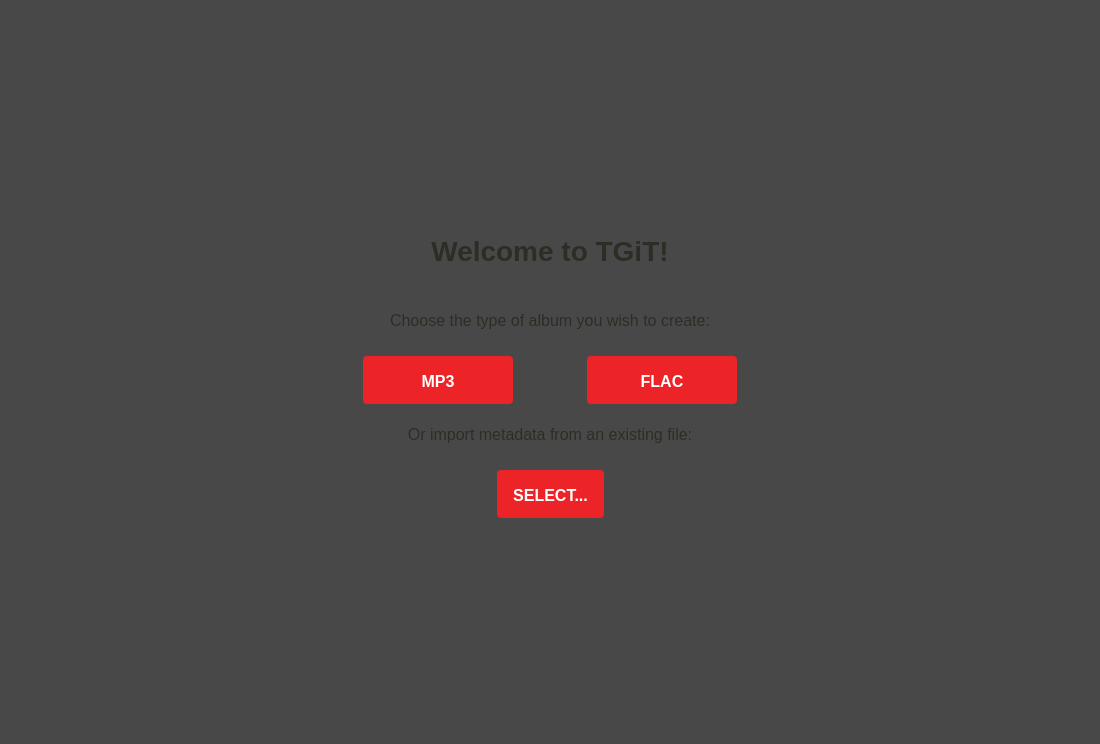
This is tgit/ui/welcome_screen.ui in Iconoclasteinc/tgit as Qt 5 draws it before an edit. The edited form follows.
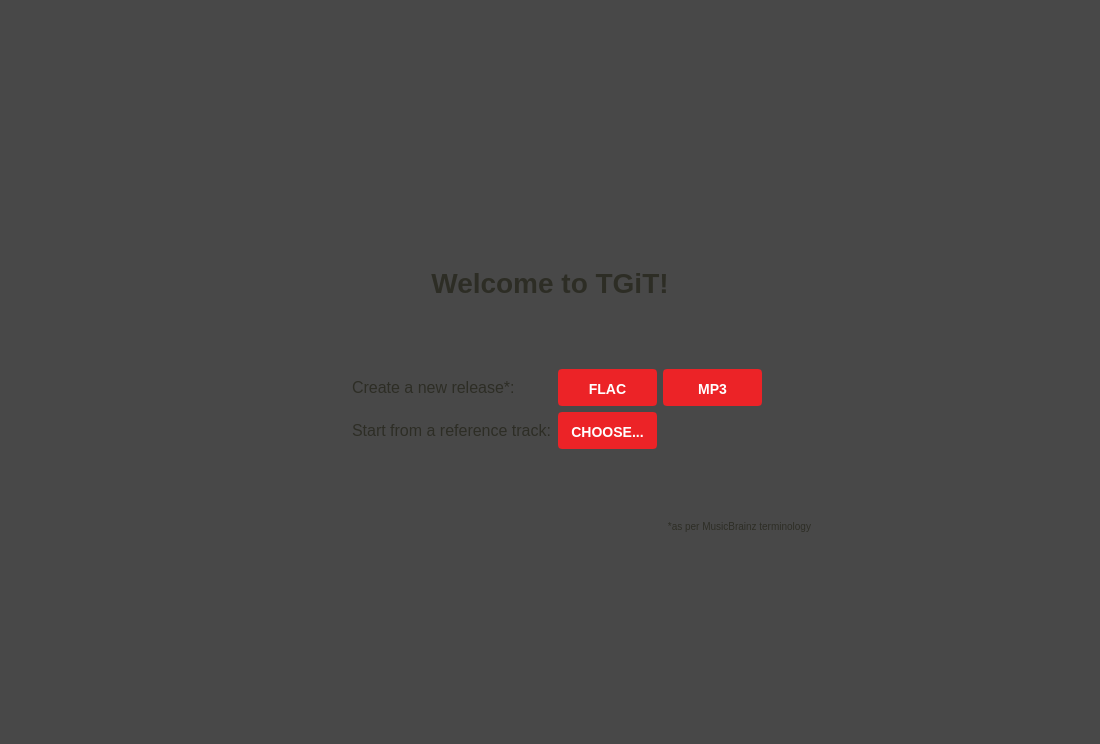
This is the edited form. Icons and pictures are not drawn.

Commit message: Adjusted the look and feel of the welcome screen.

```diff
--- a/tgit/ui/welcome_screen.ui
+++ b/tgit/ui/welcome_screen.ui
@@ -34,10 +34,11 @@
 	background-color: #EC2327;
 	border: 2px solid #EC2327;
 	border-radius: 4px;
-	font-size: 16px;
+	font-size: 14px;
 	font-weight: bold;
 	color: white;
-	padding: 14px 14px 11px 14px;
+	padding: 10px 10px 7px 10px;
+	width: 75px;
 }
 
 QPushButton:hover {
@@ -57,17 +58,43 @@
 </string>
   </property>
   <layout class="QHBoxLayout" name="horizontalLayout_5">
+   <property name="leftMargin">
+    <number>0</number>
+   </property>
+   <property name="topMargin">
+    <number>0</number>
+   </property>
+   <property name="rightMargin">
+    <number>0</number>
+   </property>
+   <property name="bottomMargin">
+    <number>0</number>
+   </property>
    <item>
     <widget class="QWidget" name="welcome_dialog" native="true">
      <layout class="QVBoxLayout" name="verticalLayout">
+      <property name="topMargin">
+       <number>9</number>
+      </property>
+      <item>
+       <spacer name="verticalSpacer_3">
+        <property name="orientation">
+         <enum>Qt::Vertical</enum>
+        </property>
+        <property name="sizeHint" stdset="0">
+         <size>
+          <width>20</width>
+          <height>40</height>
+         </size>
+        </property>
+       </spacer>
+      </item>
       <item>
        <widget class="QLabel" name="title">
         <property name="styleSheet">
          <string notr="true">QLabel {
 	font-size: 28px;
 	font-weight: bold;
-	margin-top: 25px;
-	margin-bottom: 40px;
 }</string>
         </property>
         <property name="text">
@@ -76,51 +103,86 @@
         <property name="alignment">
          <set>Qt::AlignCenter</set>
         </property>
-        <property name="title" stdset="0">
-         <string>h1</string>
-        </property>
        </widget>
       </item>
       <item>
-       <widget class="QLabel" name="message">
-        <property name="text">
-         <string>Choose the type of album you wish to create:</string>
+       <spacer name="verticalSpacer_2">
+        <property name="orientation">
+         <enum>Qt::Vertical</enum>
         </property>
-        <property name="alignment">
-         <set>Qt::AlignCenter</set>
+        <property name="sizeHint" stdset="0">
+         <size>
+          <width>20</width>
+          <height>40</height>
+         </size>
         </property>
-       </widget>
+       </spacer>
       </item>
       <item>
-       <widget class="QWidget" name="new_buttons_container" native="true">
-        <layout class="QHBoxLayout">
-         <property name="spacing">
-          <number>0</number>
-         </property>
+       <widget class="QWidget" name="widget" native="true">
+        <layout class="QGridLayout" name="gridLayout_2">
+         <item row="0" column="1">
+          <widget class="QLabel" name="new_release_label">
+           <property name="styleSheet">
+            <string notr="true">QLabel {
+	font-size: 16px;
+}</string>
+           </property>
+           <property name="text">
+            <string>Create a new release*:</string>
+           </property>
+          </widget>
+         </item>
+         <item row="0" column="0">
+          <spacer name="horizontalSpacer_3">
+           <property name="orientation">
+            <enum>Qt::Horizontal</enum>
+           </property>
+           <property name="sizeHint" stdset="0">
+            <size>
+             <width>40</width>
+             <height>20</height>
+            </size>
+           </property>
+          </spacer>
+         </item>
+         <item row="4" column="1">
+          <widget class="QLabel" name="import_from_track_label">
+           <property name="styleSheet">
+            <string notr="true">QLabel {
+	font-size: 16px;
+}
+</string>
+           </property>
+           <property name="text">
+            <string>Start from a reference track:</string>
+           </property>
+          </widget>
+         </item>
+         <item row="0" column="2">
+          <widget class="QWidget" name="widget_2" native="true">
+           <layout class="QHBoxLayout" name="horizontalLayout">
          <property name="leftMargin">
           <number>0</number>
          </property>
          <property name="topMargin">
-          <number>20</number>
+             <number>0</number>
          </property>
          <property name="rightMargin">
           <number>0</number>
          </property>
          <property name="bottomMargin">
-          <number>15</number>
+             <number>0</number>
          </property>
          <item>
-          <spacer name="spacer">
-           <property name="orientation">
-            <enum>Qt::Horizontal</enum>
-           </property>
-           <property name="sizeHint" stdset="0">
-            <size>
-             <width>40</width>
-             <height>20</height>
-            </size>
-           </property>
-          </spacer>
+             <widget class="QPushButton" name="new_flac_album_button">
+              <property name="cursor">
+               <cursorShape>PointingHandCursor</cursorShape>
+              </property>
+              <property name="text">
+               <string>FLAC</string>
+              </property>
+             </widget>
          </item>
          <item>
           <widget class="QPushButton" name="new_mp3_album_button">
@@ -130,12 +192,6 @@
              <verstretch>0</verstretch>
             </sizepolicy>
            </property>
-           <property name="minimumSize">
-            <size>
-             <width>150</width>
-             <height>0</height>
-            </size>
-           </property>
            <property name="cursor">
             <cursorShape>PointingHandCursor</cursorShape>
            </property>
@@ -145,79 +201,6 @@
           </widget>
          </item>
          <item>
-          <spacer name="spacer_3">
-           <property name="orientation">
-            <enum>Qt::Horizontal</enum>
-           </property>
-           <property name="sizeHint" stdset="0">
-            <size>
-             <width>40</width>
-             <height>20</height>
-            </size>
-           </property>
-          </spacer>
-         </item>
-         <item>
-          <widget class="QPushButton" name="new_flac_album_button">
-           <property name="minimumSize">
-            <size>
-             <width>150</width>
-             <height>0</height>
-            </size>
-           </property>
-           <property name="cursor">
-            <cursorShape>PointingHandCursor</cursorShape>
-           </property>
-           <property name="text">
-            <string>FLAC</string>
-           </property>
-          </widget>
-         </item>
-         <item>
-          <spacer name="spacer_2">
-           <property name="orientation">
-            <enum>Qt::Horizontal</enum>
-           </property>
-           <property name="sizeHint" stdset="0">
-            <size>
-             <width>40</width>
-             <height>20</height>
-            </size>
-           </property>
-          </spacer>
-         </item>
-        </layout>
-       </widget>
-      </item>
-      <item>
-       <widget class="QLabel" name="label">
-        <property name="text">
-         <string>Or import metadata from an existing file:</string>
-        </property>
-        <property name="alignment">
-         <set>Qt::AlignCenter</set>
-        </property>
-       </widget>
-      </item>
-      <item>
-       <widget class="QWidget" name="import_button_container" native="true">
-        <layout class="QHBoxLayout" name="horizontalLayout">
-         <property name="spacing">
-          <number>0</number>
-         </property>
-         <property name="leftMargin">
-          <number>0</number>
-         </property>
-         <property name="topMargin">
-          <number>20</number>
-         </property>
-         <property name="rightMargin">
-          <number>0</number>
-         </property>
-         <property name="bottomMargin">
-          <number>15</number>
-         </property>
-         <item>
           <spacer name="horizontalSpacer">
            <property name="orientation">
             <enum>Qt::Horizontal</enum>
@@ -230,13 +213,31 @@
            </property>
           </spacer>
          </item>
+           </layout>
+          </widget>
+         </item>
+         <item row="4" column="2">
+          <widget class="QWidget" name="widget_3" native="true">
+           <layout class="QHBoxLayout" name="horizontalLayout_2">
+            <property name="leftMargin">
+             <number>0</number>
+            </property>
+            <property name="topMargin">
+             <number>0</number>
+            </property>
+            <property name="rightMargin">
+             <number>0</number>
+            </property>
+            <property name="bottomMargin">
+             <number>0</number>
+            </property>
          <item>
           <widget class="QPushButton" name="import_album_button">
            <property name="cursor">
             <cursorShape>PointingHandCursor</cursorShape>
            </property>
            <property name="text">
-            <string>SELECT...</string>
+               <string>CHOOSE...</string>
            </property>
           </widget>
          </item>
@@ -254,6 +255,37 @@
           </spacer>
          </item>
         </layout>
+          </widget>
+         </item>
+        </layout>
+       </widget>
+      </item>
+      <item>
+       <spacer name="verticalSpacer">
+        <property name="orientation">
+         <enum>Qt::Vertical</enum>
+        </property>
+        <property name="sizeHint" stdset="0">
+         <size>
+          <width>20</width>
+          <height>40</height>
+         </size>
+        </property>
+       </spacer>
+      </item>
+      <item>
+       <widget class="QLabel" name="footnote">
+        <property name="styleSheet">
+         <string notr="true">QLabel {
+	font-size: 10px;
+}</string>
+        </property>
+        <property name="text">
+         <string>*as per MusicBrainz terminology</string>
+        </property>
+        <property name="alignment">
+         <set>Qt::AlignBottom|Qt::AlignRight|Qt::AlignTrailing</set>
+        </property>
        </widget>
       </item>
      </layout>
```
Lines whose indentation alone changed are shown as unchanged. The commit also changes 4 other files.
